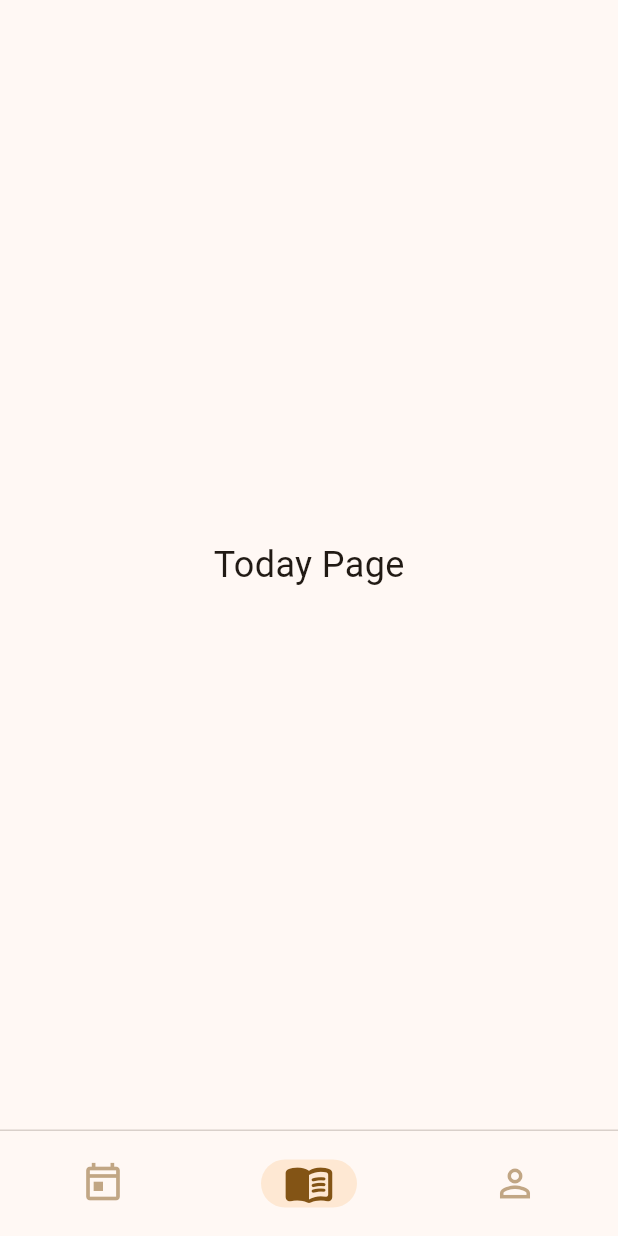
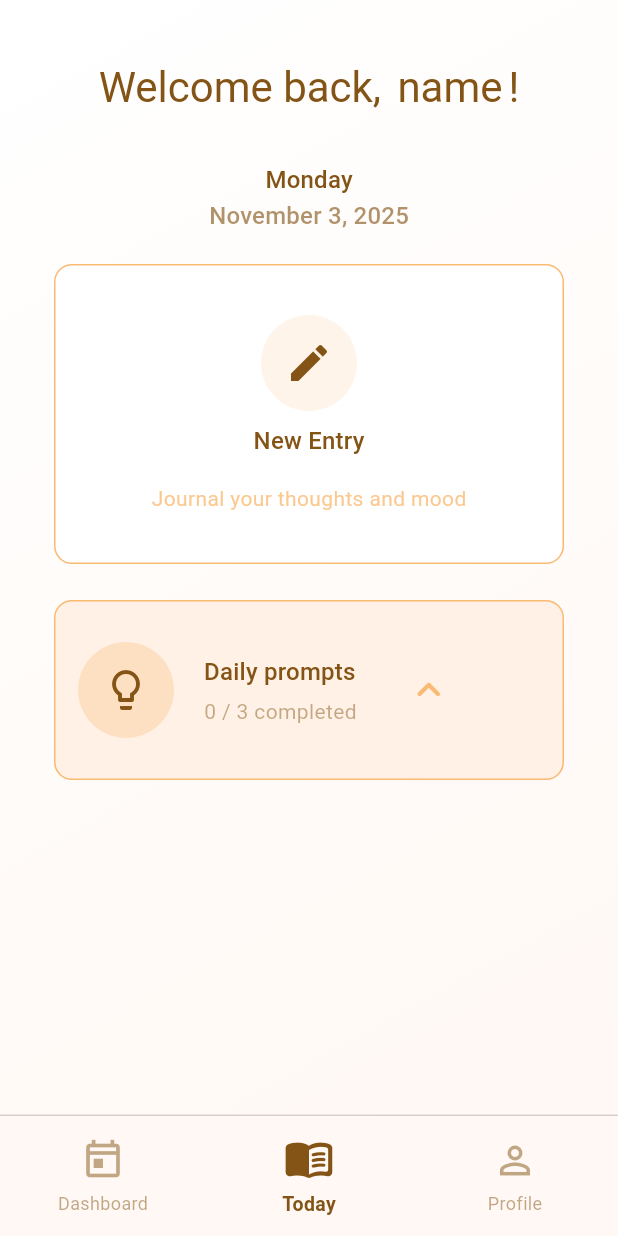
Before and after one commit to XHCFS/beebetter, a Flutter app: the screen it shows after launch, on a phone screen of 412 x 824 dp. Run offline on Flutter 3.47's test engine with Material 3 defaults, Android fonts, the phone set to English and light mode, and no system bars; our stand-ins replace drift; accounts and stored records are empty; generated files the repository leaves out were written again.

Commit message:
Initial pages for Today and Guided Mode

```diff
--- a/lib/TodayPage.dart
+++ /dev/null
@@ -1,10 +0,0 @@
-import 'package:flutter/material.dart';
-
-class TodayPage extends StatelessWidget{
-  @override
-  Widget build(BuildContext context) {
-    return Scaffold(
-      body: Center(child: Text('Today Page', style: TextStyle(fontSize: 24))),
-    );
-  }
-}
--- a/lib/main.dart
+++ b/lib/main.dart
@@ -1,8 +1,8 @@
 import 'package:flutter/material.dart';
-import 'package:beebetter/TodayPage.dart';
-import 'package:beebetter/GuidedMode.dart';
-import 'package:beebetter/Dashboard.dart';
-import 'package:beebetter/ProfilePage.dart';
+import 'package:beebetter/pages/TodayPage.dart';
+import 'package:beebetter/pages/GuidedMode.dart';
+import 'package:beebetter/pages/Dashboard.dart';
+import 'package:beebetter/pages/ProfilePage.dart';
 import 'widgets/Hexagon.dart';
 import 'dart:math';
 
@@ -14,9 +14,17 @@ void main() {
 class MyApp extends StatelessWidget {
   const MyApp({super.key});
 
-  // This widget is the root of your application.
   @override
   Widget build(BuildContext context) {
+    // final baseScheme = ColorScheme.fromSeed(seedColor: Colors.orangeAccent);
+    // final customScheme = baseScheme.copyWith(
+    //   primary: const Color(0xFF9C89B8),
+    //   onPrimary: const Color(0xFFFFFFFF),
+    //   secondary: const Color(0xFFBFA2DB),
+    //   onSecondary: const Color(0xFF1C1B1F),
+    //   tertiary: const Color(0xFFD9CFF3),
+    // );
+
     return MaterialApp(
       title: 'Flutter Demo',
       theme: ThemeData(
@@ -58,11 +66,12 @@ class _MainPageState extends State<MainPage> {
       ),
       bottomNavigationBar:  NavigationBarTheme(
         data: NavigationBarThemeData(
-          height: 70,
+          height: 80,
           backgroundColor: Theme.of(context).colorScheme.surface,
-          indicatorColor: Theme.of(context).colorScheme.inversePrimary.withAlpha(64),
+          // indicatorColor: Theme.of(context).colorScheme.inversePrimary.withAlpha(64),
+          indicatorColor: Colors.transparent,
 
-          labelBehavior: NavigationDestinationLabelBehavior.alwaysHide,
+          // labelBehavior: NavigationDestinationLabelBehavior.alwaysHide,
 
           iconTheme: WidgetStateProperty.resolveWith((states) {
             if (states.contains(WidgetState.selected)) {
--- a/lib/Dashboard.dart
+++ b/lib/pages/Dashboard.dart
@@ -1,9 +1,10 @@
 import 'package:flutter/material.dart';
+import 'package:beebetter/widgets/BackgroundGradient.dart';
 
 class Dashboard extends StatelessWidget{
   @override
   Widget build(BuildContext context) {
-    return Scaffold(
+    return BackgroundGradient(
       body: Center(child: Text('Dashboard', style: TextStyle(fontSize: 24))),
     );
   }
--- /dev/null
+++ b/lib/pages/TodayPage.dart
@@ -0,0 +1,221 @@
+import 'package:flutter/material.dart';
+import 'package:intl/intl.dart';
+import 'package:beebetter/pages/GuidedMode.dart';
+import 'package:flutter/rendering.dart';
+import 'package:beebetter/widgets/BackgroundGradient.dart';
+
+class TodayPage extends StatelessWidget {
+  @override
+  Widget build(BuildContext context) {
+    return Scaffold(
+      body: BackgroundGradient(
+        body:
+            SafeArea(
+              child: Padding(
+                padding: const EdgeInsets.symmetric(horizontal: 16.0, vertical: 24.0), // top & horizontal padding
+                child: TodayPageBody(),
+              ),
+            ),
+      ),
+    );
+  }
+}
+
+
+class TodayPageBody extends StatefulWidget {
+  const TodayPageBody({super.key});
+  @override
+  State<TodayPageBody> createState() => _TodayPageBodyState();
+}
+
+class _TodayPageBodyState extends State<TodayPageBody> {
+  double initialY = 0;
+
+  @override
+  Widget build(BuildContext context) {
+    final String name = "name";
+    final int completed = 0;
+    final int total = 3;
+    final DateTime today = DateTime.now();
+    final String day = DateFormat('EEEE').format(today);
+    final String formattedDate = DateFormat('MMMM d, yyyy').format(today);
+
+    return GestureDetector(
+      onVerticalDragEnd: (details) {
+        if (details.primaryVelocity != null && details.primaryVelocity! < -500) {
+          Navigator.push(
+            context,
+            PageRouteBuilder(
+              pageBuilder: (_, __, ___) => GuidedMode(),
+              transitionsBuilder: (_, animation, __, child) => SlideTransition(
+                position: Tween(
+                  begin: const Offset(0, 1),
+                  end: Offset.zero,
+                ).animate(animation),
+                child: child,
+              ),
+            ),
+          );
+        }
+      },
+      child: SingleChildScrollView(
+              padding: const EdgeInsets.all(16.0),
+              child: Column(
+                crossAxisAlignment: CrossAxisAlignment.center,
+                children: [
+                  Row(
+                    mainAxisAlignment: MainAxisAlignment.center,
+                    children: [
+                      Text("Welcome back, ", style: Theme.of(context).textTheme.headlineMedium
+                          ?.copyWith(color: Theme.of(context).colorScheme.primary),),
+                      const SizedBox(width: 4),
+                      Text(name, style: Theme.of(context).textTheme.headlineMedium
+                          ?.copyWith(color: Theme.of(context).colorScheme.primary),),
+                      const SizedBox(width: 4),
+                      Text("!", style: Theme.of(context).textTheme.headlineMedium
+                          ?.copyWith(color: Theme.of(context).colorScheme.primary),),
+                    ],
+                  ),
+                  const SizedBox(height: 32),
+                  Text(day, style: Theme.of(context).textTheme.titleMedium
+                      ?.copyWith(color: Theme.of(context).colorScheme.primary),),
+                  Text(formattedDate, style: Theme.of(context).textTheme.titleMedium
+                      ?.copyWith(color: Theme.of(context).colorScheme.primary.withAlpha(160)),),
+                  const SizedBox(height: 16),
+
+                  Card(
+                    elevation: 0,
+                    color: Theme.of(context).colorScheme.onPrimary,
+                    shape: RoundedRectangleBorder(
+                      borderRadius: BorderRadius.circular(12),
+                      side: BorderSide(color: Theme.of(context).colorScheme.inversePrimary, width: 1),
+                    ),
+                    child: InkWell(
+                      borderRadius: BorderRadius.circular(12),
+                      onTap: () {
+                        Navigator.push(
+                          context,
+                          MaterialPageRoute(builder: (context) => GuidedMode()),
+                        );
+                      },
+                      child: Container(
+                        width: double.infinity,
+                        height: 200,
+                        padding: const EdgeInsets.all(16),
+                        child: Column(
+                          mainAxisSize: MainAxisSize.min,
+                          mainAxisAlignment: MainAxisAlignment.center,
+                          crossAxisAlignment: CrossAxisAlignment.center,
+                          children: [
+                            Container(
+                              padding: const EdgeInsets.all(16),
+                              decoration: BoxDecoration(
+                                color: Theme.of(context).colorScheme.inversePrimary.withAlpha(40),
+                                shape: BoxShape.circle,
+                              ),
+                              child: Icon(
+                                Icons.edit,
+                                size: 32,
+                                color: Theme.of(context).colorScheme.primary,
+                              ),
+                            ),
+                            const SizedBox(height: 8),
+                            Text(
+                              "New Entry",
+                              style: Theme.of(context).textTheme.titleMedium
+                                  ?.copyWith(color: Theme.of(context).colorScheme.primary),
+                            ),
+                            const SizedBox(height: 16),
+                            Text(
+                              "Journal your thoughts and mood",
+                              style: Theme.of(context).textTheme.bodyMedium
+                                  ?.copyWith(color: Theme.of(context).colorScheme.inversePrimary.withAlpha(200)),
+                            ),
+                          ],
+                        ),
+                      ),
+                    ),
+                  ),
+                  const SizedBox(height: 16),
+                  Card(
+                    elevation: 0,
+                    color: Theme.of(context).colorScheme.surfaceContainerLow,
+                    shape: RoundedRectangleBorder(
+                      borderRadius: BorderRadius.circular(12),
+                      side: BorderSide(color: Theme.of(context).colorScheme.inversePrimary, width: 1),
+                    ),
+                    child: InkWell(
+                      borderRadius: BorderRadius.circular(12),
+                      onTap: () {
+                        Navigator.push(
+                          context,
+                          PageRouteBuilder(
+                            pageBuilder: (context, animation, secondaryAnimation) => GuidedMode(),
+                            transitionsBuilder: (context, animation, secondaryAnimation, child) {
+                              const begin = Offset(0.0, 0.4);
+                              const end = Offset.zero;
+                              final tween = Tween(begin: begin, end: end)
+                                  .chain(CurveTween(curve: Curves.easeInOut));
+                              return SlideTransition(position: animation.drive(tween), child: child);
+                            },
+                          ),
+                        );
+
+                      },
+                      child: Container(
+                        width: double.infinity,
+                        height: 120,
+                        padding: const EdgeInsets.all(16),
+                        child: Row(
+                          mainAxisSize: MainAxisSize.min,
+                          mainAxisAlignment: MainAxisAlignment.start,
+                          crossAxisAlignment: CrossAxisAlignment.center,
+                          children: [
+                            Container(
+                              padding: const EdgeInsets.all(16),
+                              decoration: BoxDecoration(
+                                color: Theme.of(context).colorScheme.inversePrimary.withAlpha(80),
+                                shape: BoxShape.circle,
+                              ),
+                              child: Icon(
+                                Icons.lightbulb_outline_rounded,
+                                size: 32,
+                                color: Theme.of(context).colorScheme.primary,
+                              ),
+                            ),
+                            const SizedBox(width: 20),
+                            Column(
+                              mainAxisSize: MainAxisSize.min,
+                              mainAxisAlignment: MainAxisAlignment.center,
+                              crossAxisAlignment: CrossAxisAlignment.start,
+                              children: [
+                                Text(
+                                  "Daily prompts",
+                                  style: Theme.of(context).textTheme.titleMedium
+                                      ?.copyWith(color: Theme.of(context).colorScheme.primary),
+                                ),
+                                const SizedBox(height: 4),
+                                Text(
+                                  "$completed / $total completed",
+                                  style: Theme.of(context).textTheme.bodyMedium
+                                      ?.copyWith(color: Theme.of(context).colorScheme.primary.withAlpha(120)),
+                                ),
+                              ],
+                            ),
+                            const SizedBox(width: 32),
+                            Icon(
+                              Icons.keyboard_arrow_up_rounded,
+                              size: 32,
+                              color: Theme.of(context).colorScheme.inversePrimary,
+                            ),
+                          ],
+                        ),
+                      ),
+                    ),
+                  ),
+                ],
+              ),
+          ),
+    );
+  }
+}
--- /dev/null
+++ b/lib/widgets/BackgroundGradient.dart
@@ -0,0 +1,33 @@
+import 'package:flutter/material.dart';
+
+class BackgroundGradient extends StatelessWidget {
+  final PreferredSizeWidget? appBar;
+  final Widget body;
+  final Widget? floatingActionButton;
+
+  const BackgroundGradient({
+    super.key,
+    this.appBar,
+    required this.body,
+    this.floatingActionButton,
+  });
+
+  @override
+  Widget build(BuildContext context) {
+    return Container(
+      width: double.infinity,
+      height: double.infinity,
+      decoration: BoxDecoration(
+        gradient: LinearGradient(
+          colors: [
+            Theme.of(context).colorScheme.onPrimary,
+            Theme.of(context).colorScheme.surface,
+          ],
+          begin: Alignment.topLeft,
+          end: Alignment.bottomRight,
+        ),
+      ),
+      child: body,
+    );
+  }
+}
--- a/pubspec.yaml
+++ b/pubspec.yaml
@@ -30,10 +30,8 @@ environment:
 dependencies:
   flutter:
     sdk: flutter
-  drift:
-  drift_flutter:
-  path_provider:
-  path:
+  intl: ^0.18.1
+  dotted_border: ^3.0.0
   # The following adds the Cupertino Icons font to your application.
   # Use with the CupertinoIcons class for iOS style icons.
   cupertino_icons: ^1.0.8
```
Also changed, not shown: lib/GuidedMode.dart (deleted, +0 -10 lines), lib/pages/GuidedMode.dart (added, +358 -0 lines), lib/pages/ProfilePage.dart (renamed from lib/ProfilePage.dart).
